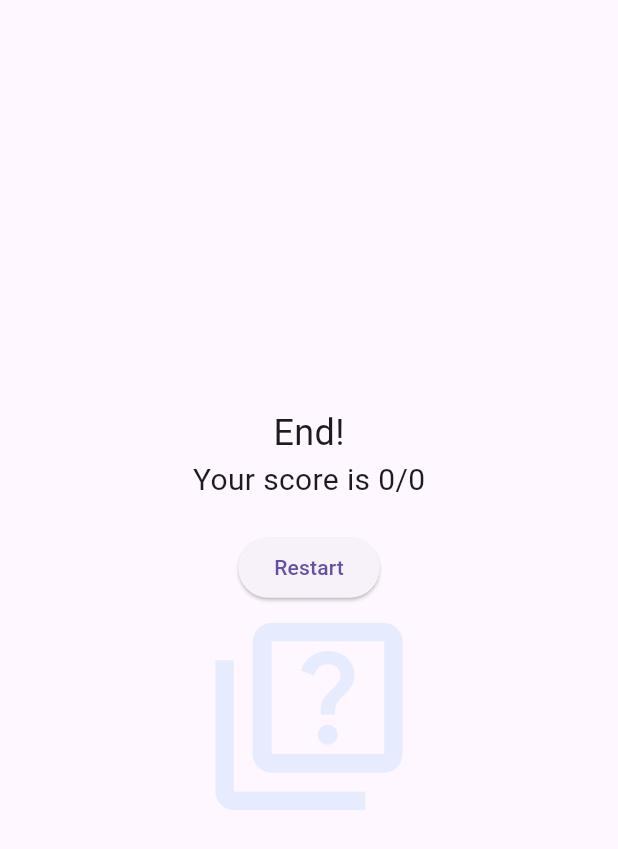
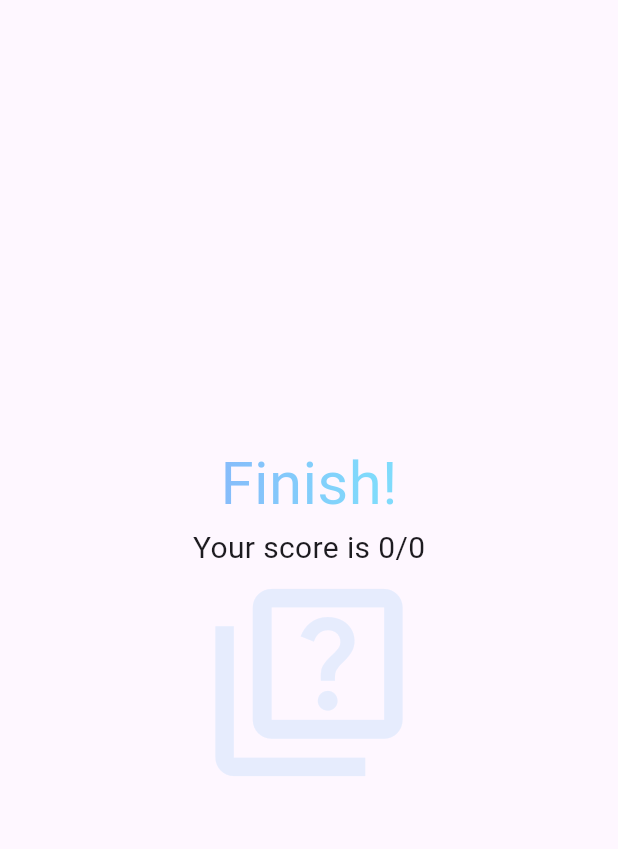
Before and after one commit to EmmaGh00/GROUP-PROJECT, a Flutter app: the QuizResult widget shown alone on an empty page, opened directly with empty values, on a phone screen of 412 x 824 dp. Shown: the top 849 px of the screen. Run offline on Flutter 3.47's test engine with Material 3 defaults, Android fonts, the phone set to English and light mode, and no system bars; our stand-ins replace jwt_decoder, shared_preferences, syncfusion_flutter_charts, table_calendar; accounts and stored records are empty.

Commit message:
10-pomeriggio

```diff
--- a/3 giugno/lib/provider/data_provider.dart
+++ b/3 giugno/lib/provider/data_provider.dart
@@ -1,3 +1,4 @@
+import 'package:flutter/foundation.dart';
 import 'package:flutter/material.dart';
 import 'package:project_test1/models/heart_data.dart';
 import 'package:project_test1/models/rest_data.dart';
@@ -11,6 +12,12 @@ class DataProvider extends ChangeNotifier {
   List<SleepData> sleepData = [];
   List<HeartData> heartData= [];
 
+  double restNum = 0.0;
+  int sleepNum = 0;
+  num sum = 0;
+  int numHR = 0;
+  double HR_mean = 0.0;
+
   //Method to fetch step data from the server
   void fetchRestData(String day) async {
     //Get the response
@@ -21,6 +28,7 @@ class DataProvider extends ChangeNotifier {
         restData.add(
            Restdata.fromJson(data['data']['date'], data['data']['data']['value'])
         );
+        restNum = data['data']['data']['value'];
       //remember to notify the listeners
       notifyListeners();
     }//if
@@ -38,6 +46,7 @@ class DataProvider extends ChangeNotifier {
         sleepData.add(
             SleepData.fromJson(data['data']['date'], data['data']['data']['minutesAsleep'])
         );
+        sleepNum = data['data']['data']['minutesAsleep'];
       }
 
       //remember to notify the listeners
@@ -60,6 +69,11 @@ class DataProvider extends ChangeNotifier {
             HeartData.fromJson(data['data']['date'], data['data']['data'][i]));
       } //for
 
+      for (var k = 0; k < data['data']['data'].length; k++) {
+        sum += data['data']['data'][k]['value'];
+        numHR = k;
+      }
+      HR_mean = sum / numHR;
       //remember to notify the listeners
       notifyListeners();
     }//if
--- a/3 giugno/lib/screens/dailyQuiz.dart
+++ b/3 giugno/lib/screens/dailyQuiz.dart
@@ -1,7 +1,10 @@
+import 'package:flutter/cupertino.dart';
 import 'package:flutter/material.dart';
+import 'package:flutter/widgets.dart';
 import 'package:project_test1/models/score.dart';
 import 'package:project_test1/screens/homePage.dart';
 import 'package:provider/provider.dart';
+import 'dart:ui' as ui;
 
 void main() {
   runApp(MyApp());
@@ -133,23 +136,24 @@ class QuizResult extends StatelessWidget {
       child: Column(
               mainAxisAlignment: MainAxisAlignment.center,
                 children: [
-          Text(
-            'End!',
-            style: TextStyle(fontSize: 24),
+                  Center(
+                    child: Text('Finish!',
+                      style: TextStyle(
+                        fontSize: 40,
+                        foreground: Paint()
+                        ..shader = ui.Gradient.linear(
+                          const Offset(0, 20),
+                          const Offset(250, 20),
+                          <Color> [
+                            Color.fromARGB(255, 33, 40, 243).withOpacity(0.5),
+                            Color.fromARGB(255, 3, 191, 248).withOpacity(0.5),
+                          ]
+                        )
                       ),
-          Text(
-            'Your score is $sus/$totalQuestions',
+                    )
+                  ),
+                  Text('Your score is $sus/$totalQuestions',
                     style: TextStyle(fontSize: 20),
-          ),
-          SizedBox(height: 20),
-          ElevatedButton(
-            onPressed: () {
-              // Riavvia il quiz
-              Navigator.of(context).pushReplacement(
-                MaterialPageRoute(builder: (context) => QuizPage()),
-              );
-            },
-            child: Text('Restart'),
                   ),
                   Opacity(
                     opacity: 0.1,
@@ -162,8 +166,18 @@ class QuizResult extends StatelessWidget {
                         ),
                     ),
                   ),
-        ],
+                ]
             ),
+          /*SizedBox(height: 20),
+          ElevatedButton(
+            onPressed: () {
+              // Riavvia il quiz
+              Navigator.of(context).pushReplacement(
+                MaterialPageRoute(builder: (context) => QuizPage()),
+              );
+            },
+            child: Text('Restart'),
+          ),*/
       );
   }
 }
--- a/3 giugno/lib/screens/homePage.dart
+++ b/3 giugno/lib/screens/homePage.dart
@@ -22,6 +22,7 @@ class HomePage extends StatelessWidget {
 
   @override
   Widget build(BuildContext context) {
+
     print('${HomePage.routename} built');
     return Scaffold(
       appBar: AppBar(
@@ -237,6 +238,7 @@ class HomePage extends StatelessWidget {
                       ),
                       onPressed: () {
                         Navigator.push (context, MaterialPageRoute(builder:(context) => QuizPage()));
+                        // se si entra la prima volta si risponde alle domande, altrimenti mostra solo lo score
                       },
                     ),
                   ],
--- a/3 giugno/lib/screens/loginPage.dart
+++ b/3 giugno/lib/screens/loginPage.dart
@@ -1,5 +1,4 @@
 import 'package:flutter/material.dart';
-
 import 'package:project_test1/screens/homePage.dart';
 import 'package:project_test1/services/impact.dart';
 
--- a/3 giugno/lib/screens/todayPage.dart
+++ b/3 giugno/lib/screens/todayPage.dart
@@ -1,11 +1,8 @@
-import 'dart:ffi';
-
 import 'package:flutter/material.dart';
 import 'package:project_test1/models/score.dart';
 import 'package:project_test1/provider/data_provider.dart';
 import 'package:project_test1/screens/homePage.dart';
 import 'package:provider/provider.dart';
-
 
 void main() {
   runApp(MyApp());
@@ -41,7 +38,7 @@ class _TodayPageState extends State<TodayPage> {
       // DA TOGLIERE COMMENTO QUANDO SARANNO DEFINITE LE VARIABILI IN SHARED PREFERENCES
       var provider = Provider.of<DataProvider>(context, listen: false);
 
-      if (provider.restData[0] > 80 && provider.sleepData < 240 && HR_mean > 80) {
+      if ((provider.restNum > 80) && (provider.sleepNum < 240) && (provider.HR_mean > 80)) {
         Provider.of<ScoreModel>(context, listen: false).incrementScore(); //decrement di 10 punti
       } else {
         Provider.of<ScoreModel>(context, listen: false).incrementScore(); // incremento di 10 punti
--- a/3 giugno/lib/widgets/plot_HR.dart
+++ b/3 giugno/lib/widgets/plot_HR.dart
@@ -4,6 +4,7 @@ import 'package:syncfusion_flutter_charts/charts.dart';
 import 'package:project_test1/models/heart_data.dart';
 
 /// Local import
+/// IMPORTARE DATI FINO AL MINUTO CORRENTE (E NON DI TUTTO IL GIORNO SELEZIONATO) - solo qui
 
 ///Renders default line series chart
 class HRDataPlot extends StatelessWidget {
--- a/3 giugno/pubspec.yaml
+++ b/3 giugno/pubspec.yaml
@@ -37,7 +37,7 @@ dependencies:
   intl: ^0.19.0                         #use fof format the data
   syncfusion_flutter_charts: ^25.1.42+1 #make the plot
   provider: ^6.1.2                      #need the state manager
-
+  list_operators: ^0.5.0
 
   # The following adds the Cupertino Icons font to your application.
   # Use with the CupertinoIcons class for iOS style icons.
```
Also changed, not shown: 3 giugno/pubspec.lock. Lines whose indentation alone changed are shown as unchanged.
